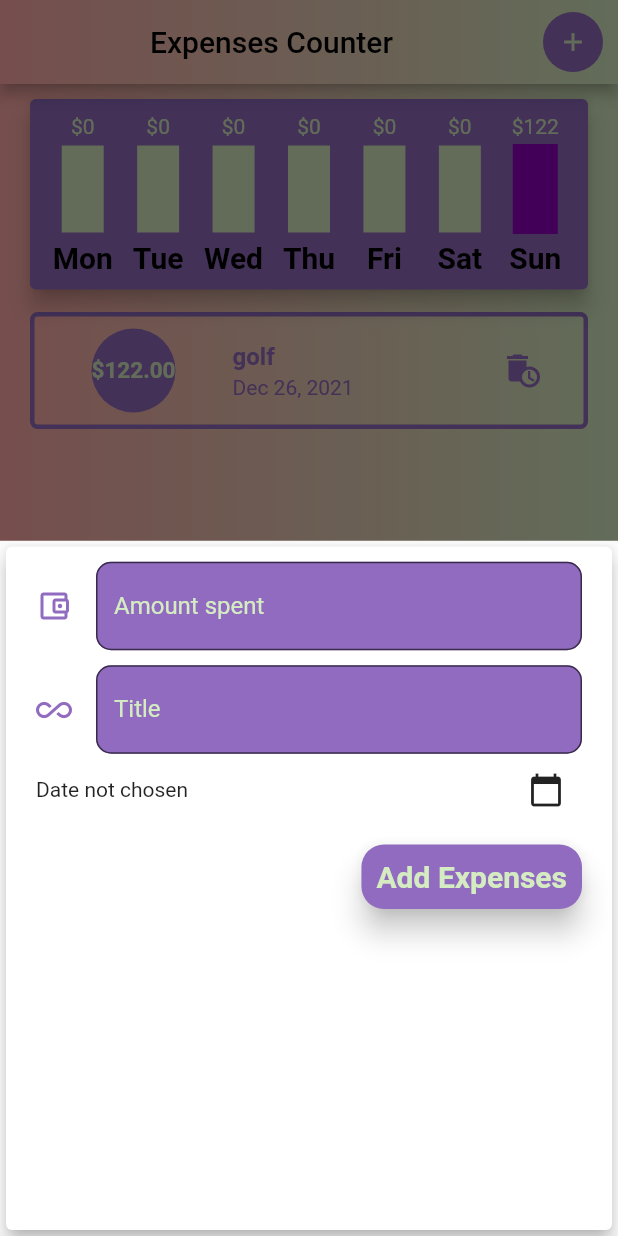
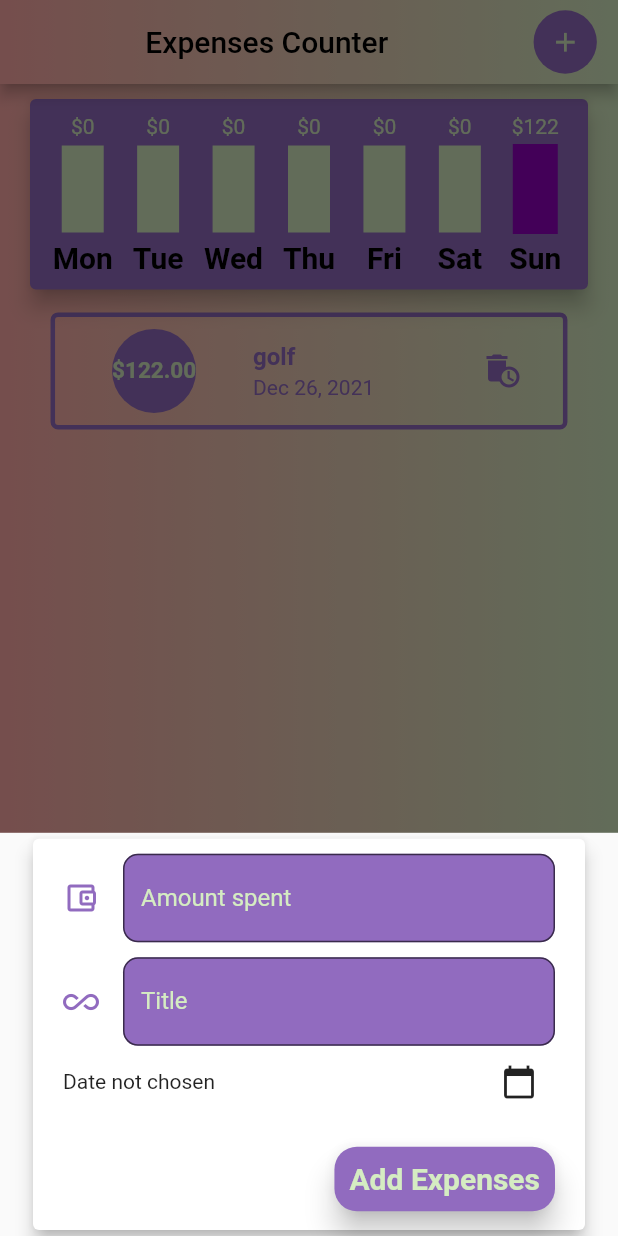
Before and after one commit to budda24/counting_expenses, a Flutter app: the screen it shows after launch, after a tap on the "auto delete" icon, after a tap on the "add" icon, on a phone screen of 412 x 824 dp. Run offline on Flutter 3.47's test engine with Material 2 defaults, Android fonts, the phone set to English and light mode, and no system bars.

Commit message:
fix: keyboard overlap textfields

```diff
--- a/lib/main.dart
+++ b/lib/main.dart
@@ -30,10 +30,15 @@ class _MyHomePageState extends State<MyHomePage> {
   void startAddNewTransaction(BuildContext ctx) {
     showModalBottomSheet(
       context: ctx,
+      isScrollControlled: true,
       builder: (_) {
         print('function trigered');
-        return NewTransaction(
+        return Padding(
+          padding: const EdgeInsets.symmetric(horizontal:18 ),
+          child: NewTransaction(
             getTransactionList: _addNewTransaction,
+            mediaQuery: MediaQuery.of(ctx),
+          ),
         );
       },
     );
@@ -83,8 +88,15 @@ class _MyHomePageState extends State<MyHomePage> {
     );
   }
 
+  bool chartOn = true;
+
+
   @override
   Widget build(BuildContext context) {
+    MediaQueryData mediaQuery = MediaQuery.of(context);
+    double width = mediaQuery.size.width;
+    double height = mediaQuery.size.height;
+
     return Container(
       decoration: kBoxLinearGradient,
       child: Scaffold(
@@ -92,10 +104,10 @@ class _MyHomePageState extends State<MyHomePage> {
           flexibleSpace: Container(decoration: kBoxLinearGradient),
           actions: [
             Container(
-              margin: EdgeInsets.only(right: 10),
+              margin: EdgeInsets.only(right: width * 0.0342),
               child: IconPlusButton(
                 callBack: () => startAddNewTransaction(context),
-                iconSize: 20,
+                iconSize: height * 0.0256,
               ),
             )
           ],
@@ -113,11 +125,37 @@ class _MyHomePageState extends State<MyHomePage> {
             mainAxisAlignment: MainAxisAlignment.start,
             crossAxisAlignment: CrossAxisAlignment.center,
             children: [
-              /*Chart(listOfTransactionl: _listTransactions),*/
+              /*reendering different depending on the orientation*/
+              if (mediaQuery.orientation == Orientation.portrait)
                 Chart(
                   listOfTransactionl: _currentListTransactions,
                 ),
+              if (mediaQuery.orientation == Orientation.portrait)
                 TransactionList(
+                  lfDeleteTransaction: _deleteTransaction,
+                  listTransactions: _listTransactions,
+                ),
+              if (mediaQuery.orientation == Orientation.landscape)
+                Row(
+                  mainAxisAlignment: MainAxisAlignment.center,
+                  children: [
+                    Text('Chart'),
+                    Switch(
+                        value: chartOn,
+                        onChanged: (value) {
+                          setState(() {
+                            chartOn = value;
+                          });
+                          print(chartOn);
+                        })
+                  ],
+                ),
+              if (mediaQuery.orientation == Orientation.landscape)
+                chartOn
+                    ? Chart(
+                        listOfTransactionl: _currentListTransactions,
+                      )
+                    : TransactionList(
                         lfDeleteTransaction: _deleteTransaction,
                         listTransactions: _listTransactions,
                       ),
@@ -125,10 +163,10 @@ class _MyHomePageState extends State<MyHomePage> {
           ),
         ),
         floatingActionButton: Container(
-          margin: EdgeInsets.only(bottom: 20),
+          margin: EdgeInsets.only(bottom: height * 0.0256),
           child: IconPlusButton(
             callBack: () => startAddNewTransaction(context),
-            iconSize: 30,
+            iconSize: height * 0.0384,
           ),
         ),
         floatingActionButtonLocation: FloatingActionButtonLocation.centerDocked,
--- a/lib/widgets/new_transaction.dart
+++ b/lib/widgets/new_transaction.dart
@@ -3,9 +3,10 @@ import '../const/const.dart';
 import 'package:intl/intl.dart';
 
 class NewTransaction extends StatefulWidget {
-  NewTransaction({Key? key, required this.getTransactionList})
+  NewTransaction({Key? key, required this.getTransactionList, required this.mediaQuery})
       : super(key: key);
   final Function getTransactionList;
+  final MediaQueryData mediaQuery;
 
   static final TextEditingController titleControler = TextEditingController();
   static final TextEditingController amountControler = TextEditingController();
@@ -15,9 +16,9 @@ class NewTransaction extends StatefulWidget {
 }
 
 class _NewTransactionState extends State<NewTransaction> {
-
   /*data picker*/
   DateTime? chosenDate;
+
   Future<void> selectDate(BuildContext context) async {
     /*for the purpous to use it in condition if null on widget tree*/
     chosenDate = DateTime.now();
@@ -54,12 +55,16 @@ class _NewTransactionState extends State<NewTransaction> {
 
   @override
   Widget build(BuildContext context) {
+    return LayoutBuilder(builder: (context, constrains) {
+      double width = constrains.maxWidth;
+      double height = constrains.maxHeight;
       return Card(
         elevation: 5,
         child: Container(
           margin: kMainMargin,
           child: Column(
             crossAxisAlignment: CrossAxisAlignment.end,
+            mainAxisSize: MainAxisSize.min,
             children: [
               TextField(
                 keyboardType: TextInputType.number,
@@ -126,9 +131,11 @@ class _NewTransactionState extends State<NewTransaction> {
                 ],
               ),
               SizedBox(
-              height: 10,
+                height: height*0.0204,
               ),
-            TextButton(
+              Padding(
+                padding: EdgeInsets.only( bottom: widget.mediaQuery.viewInsets.bottom ),
+                child: TextButton(
                   onPressed: () => submitData(),
                   child: Text(
                     'Add Expenses',
@@ -142,9 +149,11 @@ class _NewTransactionState extends State<NewTransaction> {
                     backgroundColor: MaterialStateProperty.all(kGreColor),
                   ),
                 ),
+              ),
             ],
           ),
         ),
       );
+    });
   }
 }
--- a/lib/widgets/transaction_list.dart
+++ b/lib/widgets/transaction_list.dart
@@ -12,9 +12,11 @@ class TransactionList extends StatelessWidget {
   @override
   Widget build(BuildContext context) {
     Size size = MediaQuery.of(context).size;
+    double height = size.height;
+    double width = size.width;
     return Container(
       /*ListView.builder needs parent with constrain height*/
-      height: size.height * 0.5,
+      height: height * 0.5,
       child: listTransactions.isEmpty
           ? Center(
               child: Column(
@@ -27,10 +29,10 @@ class TransactionList extends StatelessWidget {
                     ),
                   ),
                   SizedBox(
-                    height: 15,
+                    height: height*0.0307,
                   ),
                   Container(
-                    height: size.height * 0.2,
+                    height: height * 0.2,
                     child: Image.asset('assets/images/waiting.png'),
                   )
                 ],
@@ -42,7 +44,7 @@ class TransactionList extends StatelessWidget {
               itemBuilder: (ctx, index) {
                 return Container(
                   margin:
-                      const EdgeInsets.symmetric(horizontal: 20, vertical: 5),
+                       EdgeInsets.symmetric(horizontal: height*0.0409, vertical: width*0.0128),
                   /*padding: const EdgeInsets.only(top: 8.0),*/
                   child: ListTile(
                     shape: RoundedRectangleBorder(
```
Lines whose indentation alone changed are shown as unchanged.
